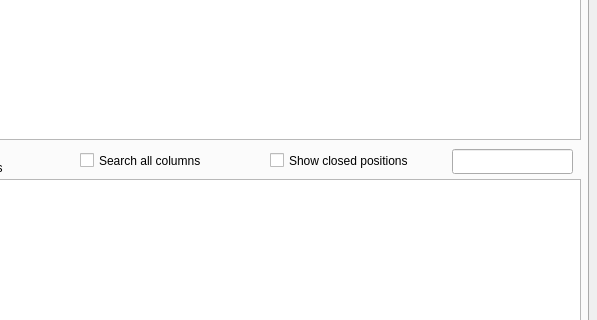
The window that divui.ui (neeraavi/pydiv) describes before a commit, drawn with Qt 5; both pictures show x 522 to 1119 and y 257 to 577 of the 1119 by 865 pixel window.
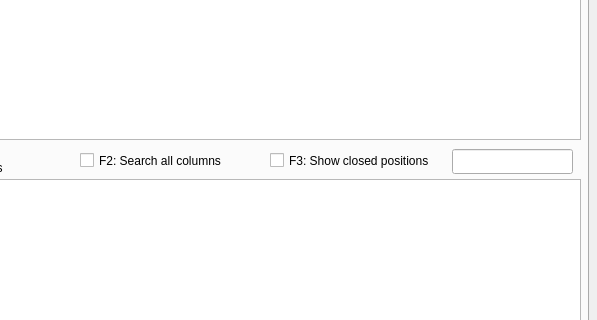
The same window after the commit.

```diff
--- a/divui.ui
+++ b/divui.ui
@@ -199,7 +199,7 @@
        </rect>
       </property>
       <property name="text">
-       <string>Show closed positions</string>
+       <string>F3: Show closed positions</string>
       </property>
      </widget>
      <widget class="QCheckBox" name="searchAllColumns">
@@ -212,7 +212,7 @@
        </rect>
       </property>
       <property name="text">
-       <string>Search all columns</string>
+       <string>F2: Search all columns</string>
       </property>
      </widget>
     </widget>
```
